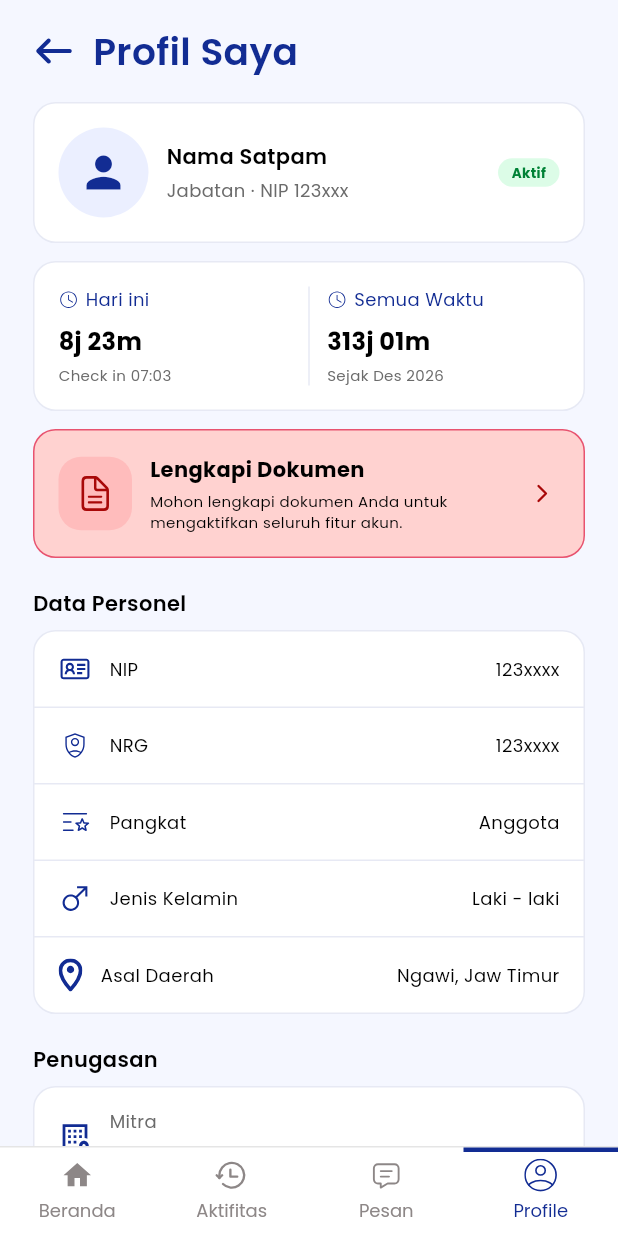
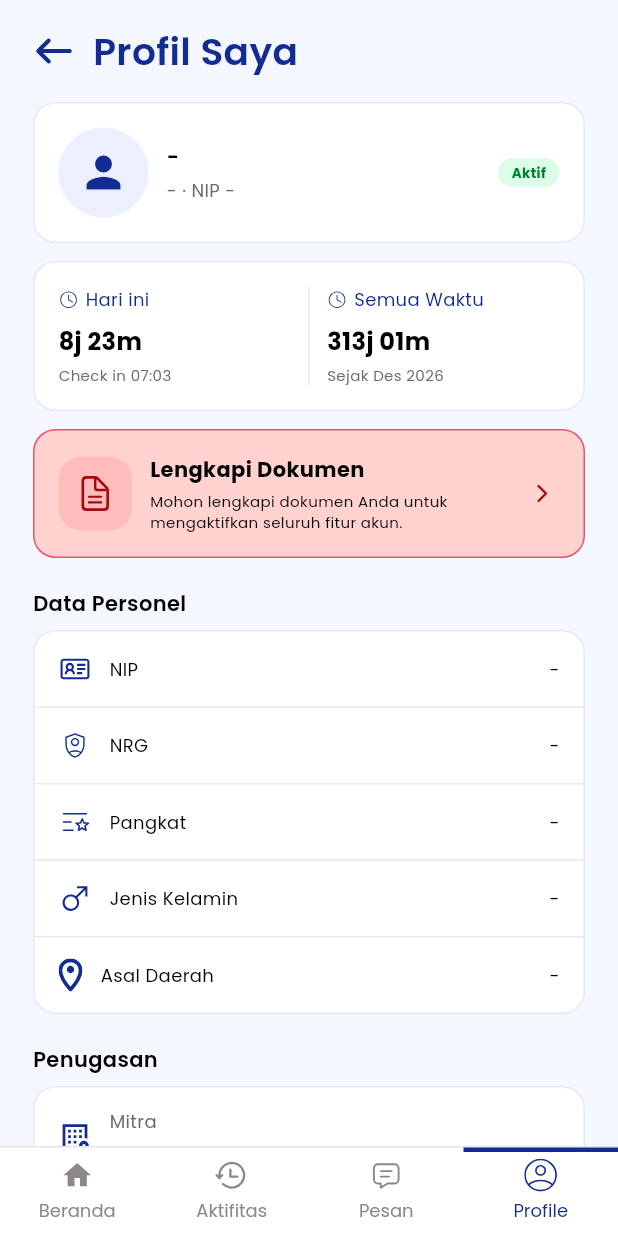
Before and after one commit to compro-Lorem-ipsum/app, a Flutter app: the LandingView screen opened by its route, after a tap on the "person" icon, on a phone screen of 412 x 824 dp. Run offline on Flutter 3.47's test engine with Material 3 defaults, Android fonts, the phone set to English and light mode, and no system bars; our stand-ins replace camera, file_picker, flutter_dotenv, flutter_local_notifications, flutter_map, flutter_svg and 6 more; missing offline and left inert: flutter_foreground_task, indonesia_regions, workmanager; accounts and stored records are empty; network calls fail.

Commit message:
profil saya: fetch GET /satpam/me, ganti seluruh data hardcoded
Halaman Profil Saya sebelumnya menampilkan teks statis di banyak tempat
("Nama Satpam", "NIP 123xxx", "Nama Mitra", "Pos Utama Gd. A -Lobby",
dst). Sekarang diisi dari GET /satpam/me (Bearer token, tanpa body):
nama, nip, email, jabatan, nrg, gender, asal_daerah, client,
date_assigned, kontak_utama.

- gender "1"/"2" dipetakan ke label (belum dikonfirmasi persis oleh
  backend mana laki-laki/perempuan - dipetakan dari satu contoh respons
  yang tersedia: "Alma" -> gender "2" -> "Perempuan").
- date_assigned (ISO 8601) diformat ke "25 Agustus 2026".
- Baris "Nama Pos Utama" di kartu Penugasan dihapus karena endpoint ini
  tidak menyediakan field itu (bukan dihilangkan diam-diam - field
  memang tidak ada di respons, daripada menampilkan placeholder palsu).
- Field yang null/kosong ditampilkan '-', bukan menyembunyikan barisnya.

Co-Authored-By: Claude Sonnet 5 <noreply@anthropic.com>
Claude-Session: https://claude.ai/code/session_017w5WG1PEZsmCQuuKjSqSZm

```diff
--- a/bima_app/lib/controllers/profile/profile_saya_controller.dart
+++ b/bima_app/lib/controllers/profile/profile_saya_controller.dart
@@ -14,7 +14,21 @@ class ProfileSayaController extends GetxController {
   static const primaryColor = Color(0xFF122C93);
   static const maxKontakDarurat = 2;
 
+  static const _monthNames = [
+    '', 'Januari', 'Februari', 'Maret', 'April', 'Mei', 'Juni',
+    'Juli', 'Agustus', 'September', 'Oktober', 'November', 'Desember',
+  ];
+
+  // "1"/"2" belum dikonfirmasi persis oleh backend mana yang laki-laki
+  // mana yang perempuan — dipetakan dari contoh respons GET /satpam/me
+  // yang tersedia ("Alma" -> gender "2").
+  static const _genderLabels = {'1': 'Laki - laki', '2': 'Perempuan'};
+
   final documentsComplete = false.obs;
+
+  /// Data mentah dari GET /satpam/me. Null selama belum termuat / gagal.
+  final profile = Rxn<Map<String, dynamic>>();
+  final isLoadingProfile = true.obs;
 
   /// Setiap item: { contactId, nama, hubungan (label Indonesia), nomorHp }.
   final kontakDaruratList = <Map<String, dynamic>>[].obs;
@@ -23,7 +37,59 @@ class ProfileSayaController extends GetxController {
   @override
   void onInit() {
     super.onInit();
+    loadProfile();
     loadKontakDarurat();
+  }
+
+  Future<void> loadProfile() async {
+    isLoadingProfile.value = true;
+    try {
+      final token = await AuthService().getAccessToken();
+      final response = await GetConnect().get(
+        '$_baseApiUrl/satpam/me',
+        headers: (token != null && token.isNotEmpty) ? {'Authorization': 'Bearer $token'} : null,
+      );
+
+      final ok = response.statusCode != null && response.statusCode! >= 200 && response.statusCode! < 300;
+      final data = response.body is Map ? response.body['data'] : null;
+      if (ok && data is Map) {
+        profile.value = Map<String, dynamic>.from(data);
+      }
+    } catch (e) {
+      debugPrint('ProfileSayaController: gagal memuat profil: $e');
+    } finally {
+      isLoadingProfile.value = false;
+    }
+  }
+
+  String _field(String key) {
+    final value = profile.value?[key];
+    if (value == null) return '-';
+    final text = value.toString().trim();
+    return text.isEmpty ? '-' : text;
+  }
+
+  String get displayNama => _field('nama');
+  String get displayNip => _field('nip');
+  String get displayEmail => _field('email');
+  String get displayNrg => _field('nrg');
+  String get displayAsalDaerah => _field('asal_daerah');
+  String get displayClient => _field('client');
+  String get displayKontakUtama => _field('kontak_utama');
+
+  String get displayJabatan {
+    final jabatan = profile.value?['jabatan']?.toString();
+    if (jabatan == null || jabatan.isEmpty) return '-';
+    return jabatan[0].toUpperCase() + jabatan.substring(1);
+  }
+
+  String get displayGender => _genderLabels[profile.value?['gender']?.toString()] ?? '-';
+
+  String get displayDateAssigned {
+    final raw = profile.value?['date_assigned']?.toString();
+    final date = raw == null ? null : DateTime.tryParse(raw)?.toLocal();
+    if (date == null) return '-';
+    return '${date.day} ${_monthNames[date.month]} ${date.year}';
   }
 
   Future<void> loadKontakDarurat() async {
--- a/bima_app/lib/views/profile/profile_saya_view.dart
+++ b/bima_app/lib/views/profile/profile_saya_view.dart
@@ -34,7 +34,7 @@ class ProfileSayaView extends StatelessWidget {
                   children: [
                     _buildHeader(),
                     const SizedBox(height: 16),
-                    _buildProfileCard(),
+                    Obx(() => _buildProfileCard(controller)),
                     const SizedBox(height: 12),
                     _buildStatsCard(),
                     const SizedBox(height: 12),
@@ -42,15 +42,15 @@ class ProfileSayaView extends StatelessWidget {
                     const SizedBox(height: 20),
                     const Text('Data Personel', style: TextStyle(fontFamily: 'Poppins', fontWeight: FontWeight.w600, fontSize: 14, color: Colors.black)),
                     const SizedBox(height: 8),
-                    _buildDataPersonelCard(),
+                    Obx(() => _buildDataPersonelCard(controller)),
                     const SizedBox(height: 20),
                     const Text('Penugasan', style: TextStyle(fontFamily: 'Poppins', fontWeight: FontWeight.w600, fontSize: 14, color: Colors.black)),
                     const SizedBox(height: 8),
-                    _buildPenugasanCard(),
+                    Obx(() => _buildPenugasanCard(controller)),
                     const SizedBox(height: 20),
                     const Text('Kontak', style: TextStyle(fontFamily: 'Poppins', fontWeight: FontWeight.w600, fontSize: 14, color: Colors.black)),
                     const SizedBox(height: 8),
-                    _buildKontakCard(),
+                    Obx(() => _buildKontakCard(controller)),
                     const SizedBox(height: 20),
                     const Text('Kontak Darurat', style: TextStyle(fontFamily: 'Poppins', fontWeight: FontWeight.w600, fontSize: 14, color: Colors.black)),
                     const SizedBox(height: 8),
@@ -81,19 +81,19 @@ class ProfileSayaView extends StatelessWidget {
     );
   }
 
-  Widget _buildProfileCard() {
+  Widget _buildProfileCard(ProfileSayaController controller) {
     return CardContainer(
       child: Row(
         children: [
           const CircleAvatar(radius: 30, backgroundColor: Color(0xFFEBEFFF), child: Icon(Icons.person, color: primaryColor, size: 34)),
           const SizedBox(width: 12),
-          const Expanded(
+          Expanded(
             child: Column(
               crossAxisAlignment: CrossAxisAlignment.start,
               children: [
-                Text('Nama Satpam', style: TextStyle(fontFamily: 'Poppins', fontWeight: FontWeight.w600, fontSize: 14, color: Colors.black)),
-                SizedBox(height: 4),
-                Text('Jabatan · NIP 123xxx', style: TextStyle(fontFamily: 'Poppins', fontSize: 12, color: greyText)),
+                Text(controller.displayNama, style: const TextStyle(fontFamily: 'Poppins', fontWeight: FontWeight.w600, fontSize: 14, color: Colors.black)),
+                const SizedBox(height: 4),
+                Text('${controller.displayJabatan} · NIP ${controller.displayNip}', style: const TextStyle(fontFamily: 'Poppins', fontSize: 12, color: greyText)),
               ],
             ),
           ),
@@ -203,29 +203,28 @@ class ProfileSayaView extends StatelessWidget {
     );
   }
 
-  Widget _buildDataPersonelCard() {
+  Widget _buildDataPersonelCard(ProfileSayaController controller) {
     return CardContainer(
       padding: EdgeInsets.zero,
       child: Column(
         children: [
-          _buildInfoRow('assets/icons/nip_icon.svg', 'NIP', '123xxxx'),
-          _buildInfoRow('assets/icons/nrg_icon.svg', 'NRG', '123xxxx'),
-          _buildInfoRow('assets/icons/pangkat_icon.svg', 'Pangkat', 'Anggota'),
-          _buildInfoRow('assets/icons/gender_male_icon.svg', 'Jenis Kelamin', 'Laki - laki'),
-          _buildInfoRow('assets/icons/location_icon.svg', 'Asal Daerah', 'Ngawi, Jaw Timur', isLast: true, iconWidth: 16),
+          _buildInfoRow('assets/icons/nip_icon.svg', 'NIP', controller.displayNip),
+          _buildInfoRow('assets/icons/nrg_icon.svg', 'NRG', controller.displayNrg),
+          _buildInfoRow('assets/icons/pangkat_icon.svg', 'Pangkat', controller.displayJabatan),
+          _buildInfoRow('assets/icons/gender_male_icon.svg', 'Jenis Kelamin', controller.displayGender),
+          _buildInfoRow('assets/icons/location_icon.svg', 'Asal Daerah', controller.displayAsalDaerah, isLast: true, iconWidth: 16),
         ],
       ),
     );
   }
 
-  Widget _buildPenugasanCard() {
+  Widget _buildPenugasanCard(ProfileSayaController controller) {
     return CardContainer(
       padding: EdgeInsets.zero,
       child: Column(
         children: [
-          _buildStackedInfoRow('assets/icons/mitra_icon.svg', 'Mitra', 'Nama Mitra'),
-          _buildStackedInfoRow('assets/icons/home_pos_icon.svg', 'Nama Pos Utama', 'Pos Utama Gd. A -Lobby'),
-          _buildStackedInfoRow('assets/icons/penempatan_icon.svg', 'Tanggal Penempatan', '01 Desember 2026', isLast: true),
+          _buildStackedInfoRow('assets/icons/mitra_icon.svg', 'Mitra', controller.displayClient),
+          _buildStackedInfoRow('assets/icons/penempatan_icon.svg', 'Tanggal Penempatan', controller.displayDateAssigned, isLast: true),
         ],
       ),
     );
@@ -254,13 +253,13 @@ class ProfileSayaView extends StatelessWidget {
     );
   }
 
-  Widget _buildKontakCard() {
+  Widget _buildKontakCard(ProfileSayaController controller) {
     return CardContainer(
       padding: EdgeInsets.zero,
       child: Column(
         children: [
-          _buildInfoRow('assets/icons/telp_icon.svg', 'No. Telp', '+62 8xx-xxxx-xxxx'),
-          _buildInfoRow('assets/icons/email_icon.svg', 'Email', 'nama@gmail.com', isLast: true),
+          _buildInfoRow('assets/icons/telp_icon.svg', 'No. Telp', controller.displayKontakUtama),
+          _buildInfoRow('assets/icons/email_icon.svg', 'Email', controller.displayEmail, isLast: true),
         ],
       ),
     );
```
